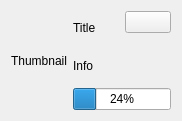
This is res/ItemWidget.ui in Ingener74/Mist-Tooth as Qt 5 draws it before an edit. The edited form follows.
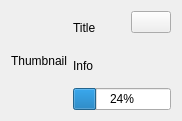
This is the edited form. Icons and pictures are not drawn.

Commit message: Добавил окно для показа нотификаций

What changed in the file:
```diff
--- a/res/ItemWidget.ui
+++ b/res/ItemWidget.ui
@@ -10,11 +10,11 @@
     <height>121</height>
    </rect>
   </property>
-  <property name="sizePolicy">
-   <sizepolicy hsizetype="Preferred" vsizetype="Maximum">
-    <horstretch>0</horstretch>
-    <verstretch>0</verstretch>
-   </sizepolicy>
+  <property name="maximumSize">
+   <size>
+    <width>16777215</width>
+    <height>121</height>
+   </size>
   </property>
   <property name="windowTitle">
    <string>Form</string>
@@ -39,7 +39,7 @@
    <item>
     <layout class="QVBoxLayout" name="verticalLayout_3">
      <item>
-      <layout class="QHBoxLayout" name="horizontalLayout">
+      <layout class="QHBoxLayout" name="horizontalLayout" stretch="1,0">
        <item>
         <layout class="QVBoxLayout" name="verticalLayout_2">
          <item>
```
The commit also changes 5 other files.
